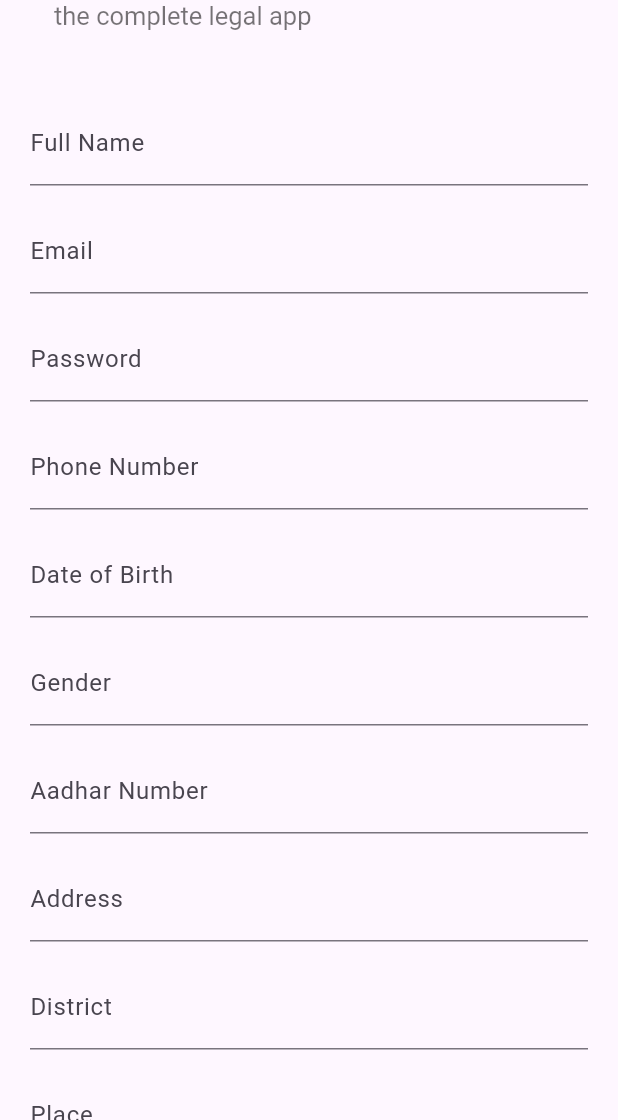
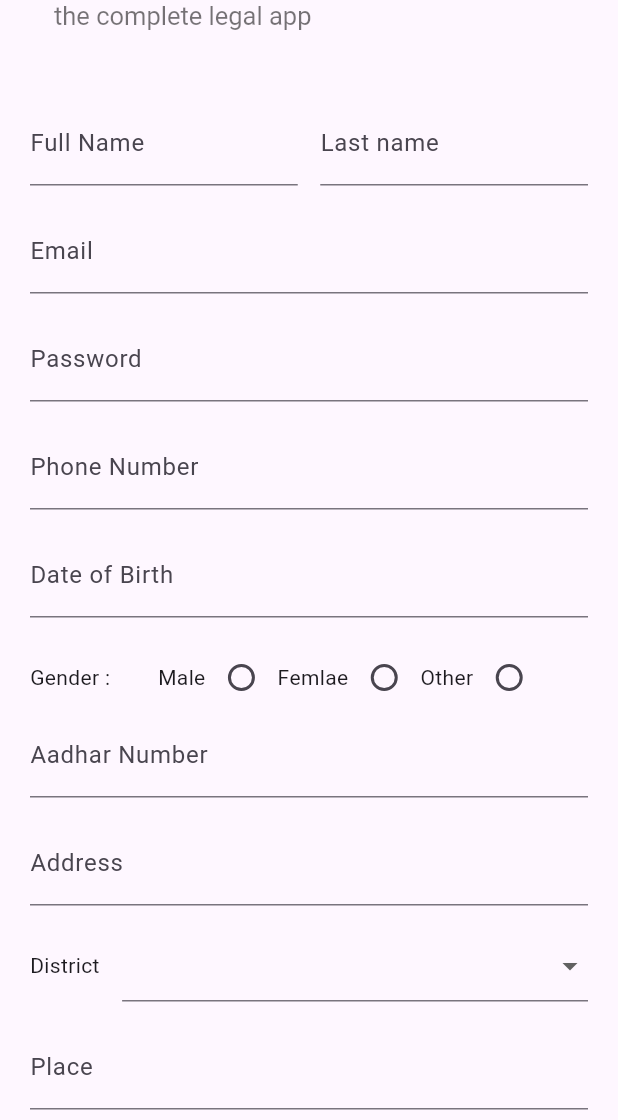
Before and after one commit to navendunandu/Link-Flutter-app, a Flutter app: the RegisterScreen screen opened directly, on a phone screen of 412 x 824 dp, the part 116-1236 px from its top. Run offline on Flutter 3.47's test engine with Material 3 defaults, Android fonts, the phone set to English and light mode, and no system bars; our stand-ins replace lottie.

Commit message:
modified:   lib/register.dart

```diff
--- a/lib/register.dart
+++ b/lib/register.dart
@@ -9,17 +9,37 @@ class RegisterScreen extends StatefulWidget {
 }
 
 class _RegisterScreenState extends State<RegisterScreen> {
-  final TextEditingController _fullNameController = TextEditingController();
+  List<String> district = [
+    "Thiruvananthapuram",
+    "Kollam",
+    "Pathanamthitta",
+    "Alappuzha",
+    "Kottayam",
+    "Idukki",
+    "Ernakulam",
+    "Thrissur",
+    "Palakkad",
+    "Malappuram",
+    "Kozhikode",
+    "Wayanad",
+    "Kannur",
+    "Kasaragod"
+  ];
+
+  final TextEditingController _firstName = TextEditingController();
+  final TextEditingController _lastName = TextEditingController();
   final TextEditingController _emailController = TextEditingController();
   final TextEditingController _passwordController = TextEditingController();
   final TextEditingController _phoneNumberController = TextEditingController();
   final TextEditingController _dobController = TextEditingController();
-  final TextEditingController _genderController = TextEditingController();
   final TextEditingController _aadharNumberController = TextEditingController();
   final TextEditingController _addressController = TextEditingController();
   final TextEditingController _districtController = TextEditingController();
   final TextEditingController _placeController = TextEditingController();
   final TextEditingController _pincodeController = TextEditingController();
+
+  String? gender;
+  String? selectedDistrict;
 
   void redirectToLogin() {
     Navigator.push(
@@ -30,17 +50,35 @@ class _RegisterScreenState extends State<RegisterScreen> {
 
   void register() {
   print("Registering...");
-    print("Full Name: ${_fullNameController.text}");
+  print("Name: ${_firstName.text} ${_lastName.text}");
   print("Email: ${_emailController.text}");
   print("Password: ${_passwordController.text}");
   print("Phone Number: ${_phoneNumberController.text}");
   print("Date of Birth: ${_dobController.text}");
-    print("Gender: ${_genderController.text}");
+  print("Gender: $gender");
   print("Aadhar Number: ${_aadharNumberController.text}");
   print("Address: ${_addressController.text}");
-    print("District: ${_districtController.text}");
+  print("District: $selectedDistrict");
   print("Place: ${_placeController.text}");
   print("Pin Code: ${_pincodeController.text}");
+
+  // Clear all the controllers
+  _firstName.clear();
+  _lastName.clear();
+  _emailController.clear();
+  _passwordController.clear();
+  _phoneNumberController.clear();
+  _dobController.clear();
+  _aadharNumberController.clear();
+  _addressController.clear();
+  _districtController.clear();
+  _placeController.clear();
+  _pincodeController.clear();
+
+  setState(() {
+    gender = null;
+    selectedDistrict = null;
+  });
 }
 
   @override
@@ -70,16 +108,31 @@ class _RegisterScreenState extends State<RegisterScreen> {
         ),
         toolbarHeight: 125,
       ),
-      body: SingleChildScrollView(
+      body: Form(
+        child: SingleChildScrollView(
           child: Padding(
             padding: const EdgeInsets.all(20.0),
             child: Column(
               crossAxisAlignment: CrossAxisAlignment.stretch,
               mainAxisAlignment: MainAxisAlignment.center,
               children: [
-              TextFormField(
-                controller: _fullNameController,
+                Row(
+                  children: [
+                    Expanded(
+                      child: TextFormField(
+                        controller: _firstName,
                         decoration: InputDecoration(labelText: "Full Name"),
+                      ),
+                    ),
+                    SizedBox(
+                      width: 15,
+                    ),
+                    Expanded(
+                        child: TextFormField(
+                      controller: _lastName,
+                      decoration: InputDecoration(labelText: "Last name"),
+                    ))
+                  ],
                 ),
                 SizedBox(height: 16),
                 TextFormField(
@@ -103,11 +156,41 @@ class _RegisterScreenState extends State<RegisterScreen> {
                   decoration: InputDecoration(labelText: "Date of Birth"),
                 ),
                 SizedBox(height: 16),
-              TextFormField(
-                controller: _genderController,
-                decoration: InputDecoration(labelText: "Gender"),
+                Row(
+                  children: [
+                    Text("Gender : "),
+                    SizedBox(
+                      width: 28,
                     ),
-              SizedBox(height: 16),
+                    Text("Male"),
+                    Radio(
+                        value: "male",
+                        groupValue: gender,
+                        onChanged: (value) {
+                          setState(() {
+                            gender = value!;
+                          });
+                        }),
+                    Text("Femlae"),
+                    Radio(
+                        value: "Female",
+                        groupValue: gender,
+                        onChanged: (value) {
+                          setState(() {
+                            gender = value!;
+                          });
+                        }),
+                    Text("Other"),
+                    Radio(
+                        value: "Other",
+                        groupValue: gender,
+                        onChanged: (value) {
+                          setState(() {
+                            gender = value!;
+                          });
+                        })
+                  ],
+                ),
                 TextFormField(
                   controller: _aadharNumberController,
                   decoration: InputDecoration(labelText: "Aadhar Number"),
@@ -117,10 +200,28 @@ class _RegisterScreenState extends State<RegisterScreen> {
                   controller: _addressController,
                   decoration: InputDecoration(labelText: "Address"),
                 ),
+
                 SizedBox(height: 16),
-              TextFormField(
-                controller: _districtController,
-                decoration: InputDecoration(labelText: "District"),
+                Row(
+                  children: [
+                    Text("District"),SizedBox(width: 15,),
+                    Flexible(
+                      child: DropdownButtonFormField<String>(
+                        value: selectedDistrict,
+                        items: district.map((String district) {
+                          return DropdownMenuItem<String>(
+                            value: district,
+                            child: Text(district),
+                          );
+                        }).toList(),
+                        onChanged: (String? value) {
+                          setState(() {
+                            selectedDistrict = value!;
+                          });
+                        },
+                      ),
+                    ),
+                  ],
                 ),
                 SizedBox(height: 16),
                 TextFormField(
@@ -142,8 +243,8 @@ class _RegisterScreenState extends State<RegisterScreen> {
                     style: TextStyle(color: Colors.white),
                   ),
                   style: ButtonStyle(
-                  backgroundColor:
-                      MaterialStateProperty.all<Color>(const Color.fromRGBO(21, 101, 192, 1)),
+                    backgroundColor: MaterialStateProperty.all<Color>(
+                        const Color.fromRGBO(21, 101, 192, 1)),
                     shape: MaterialStateProperty.all<RoundedRectangleBorder>(
                       RoundedRectangleBorder(
                         borderRadius: BorderRadius.circular(5.0),
@@ -178,6 +279,7 @@ class _RegisterScreenState extends State<RegisterScreen> {
             ),
           ),
         ),
+      ),
     );
   }
 }
```
Lines whose indentation alone changed are shown as unchanged.
